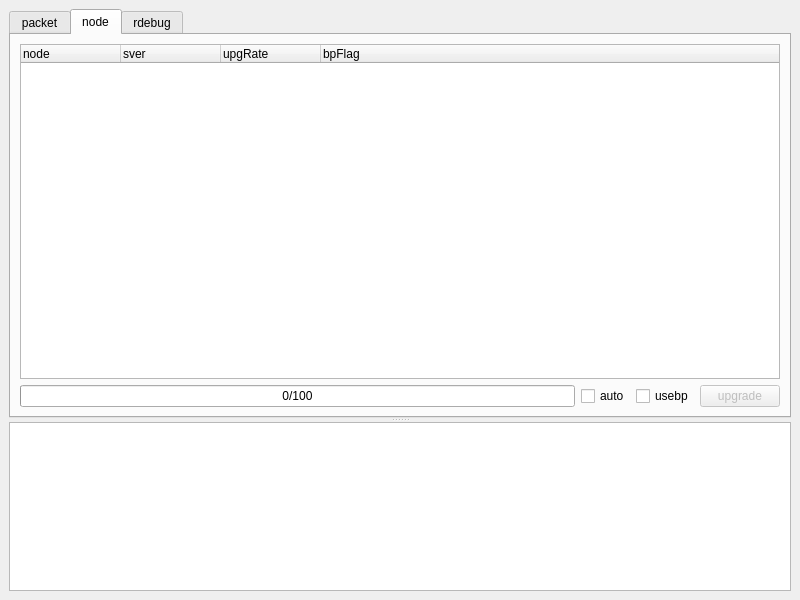
This is mainwindow.ui in zaazbb/YM001NetworkAnalyzer as Qt 5 draws it before an edit. The edited form follows.
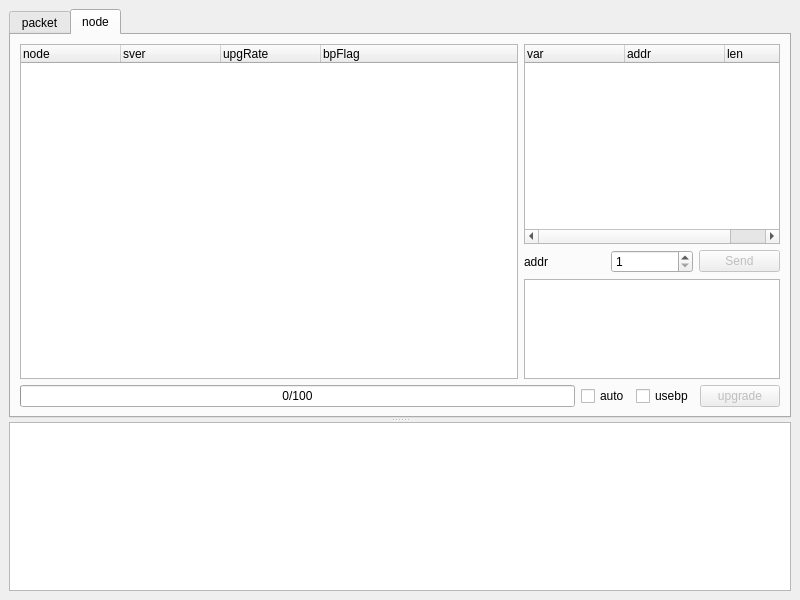
This is the edited form. The open tabs and pages were chosen to show the change.

What changed in the file:
```diff
--- a/mainwindow.ui
+++ b/mainwindow.ui
@@ -188,7 +188,9 @@
         <attribute name="title">
          <string>node</string>
         </attribute>
-        <layout class="QVBoxLayout" name="verticalLayout_3">
+        <layout class="QVBoxLayout" name="verticalLayout_4">
+         <item>
+          <layout class="QHBoxLayout" name="horizontalLayout_5" stretch="1,0">
          <item>
           <widget class="QTreeWidget" name="treeWidget_node">
            <property name="contextMenuPolicy">
@@ -220,6 +222,81 @@
           </widget>
          </item>
          <item>
+            <layout class="QVBoxLayout" name="verticalLayout_3" stretch="0,0,0">
+             <item>
+              <widget class="QTreeWidget" name="treeWidget_rdbglst">
+               <property name="indentation">
+                <number>0</number>
+               </property>
+               <column>
+                <property name="text">
+                 <string>var</string>
+                </property>
+               </column>
+               <column>
+                <property name="text">
+                 <string>addr</string>
+                </property>
+               </column>
+               <column>
+                <property name="text">
+                 <string>len</string>
+                </property>
+               </column>
+              </widget>
+             </item>
+             <item>
+              <layout class="QHBoxLayout" name="horizontalLayout_4" stretch="0,0,0">
+               <item>
+                <widget class="QLabel" name="label_rdbgaddr">
+                 <property name="text">
+                  <string>addr</string>
+                 </property>
+                </widget>
+               </item>
+               <item>
+                <widget class="QSpinBox" name="spinBox_rdbglen">
+                 <property name="minimum">
+                  <number>1</number>
+                 </property>
+                 <property name="maximum">
+                  <number>128</number>
+                 </property>
+                 <property name="displayIntegerBase">
+                  <number>10</number>
+                 </property>
+                </widget>
+               </item>
+               <item>
+                <widget class="QPushButton" name="pushButton_rdbgsend">
+                 <property name="enabled">
+                  <bool>false</bool>
+                 </property>
+                 <property name="text">
+                  <string>Send</string>
+                 </property>
+                </widget>
+               </item>
+              </layout>
+             </item>
+             <item>
+              <widget class="QPlainTextEdit" name="plainTextEdit_rdbgresp">
+               <property name="maximumSize">
+                <size>
+                 <width>16777215</width>
+                 <height>100</height>
+                </size>
+               </property>
+               <property name="plainText">
+                <string/>
+               </property>
+              </widget>
+             </item>
+            </layout>
+           </item>
+          </layout>
+         </item>
+         <item>
           <layout class="QHBoxLayout" name="horizontalLayout_2">
            <item>
             <widget class="QProgressBar" name="progressBar_upgrade">
@@ -265,49 +342,6 @@
          </item>
         </layout>
        </widget>
-       <widget class="QWidget" name="tab_3">
-        <attribute name="title">
-         <string>rdebug</string>
-        </attribute>
-        <widget class="QTreeWidget" name="treeWidget_2">
-         <property name="geometry">
-          <rect>
-           <x>10</x>
-           <y>10</y>
-           <width>211</width>
-           <height>261</height>
-          </rect>
-         </property>
-         <column>
-          <property name="text">
-           <string notr="true">1</string>
-          </property>
-         </column>
-        </widget>
-        <widget class="QSpinBox" name="spinBox">
-         <property name="geometry">
-          <rect>
-           <x>270</x>
-           <y>40</y>
-           <width>44</width>
-           <height>22</height>
-          </rect>
-         </property>
-        </widget>
-        <widget class="QSlider" name="horizontalSlider">
-         <property name="geometry">
-          <rect>
-           <x>260</x>
-           <y>230</y>
-           <width>160</width>
-           <height>16</height>
-          </rect>
-         </property>
-         <property name="orientation">
-          <enum>Qt::Horizontal</enum>
-         </property>
-        </widget>
-       </widget>
       </widget>
       <widget class="QPlainTextEdit" name="plainTextEdit_log"/>
      </widget>
```
Left out of the diff: 14 changed lines with no effect on the pictures. Lines whose indentation alone changed are shown as unchanged.
